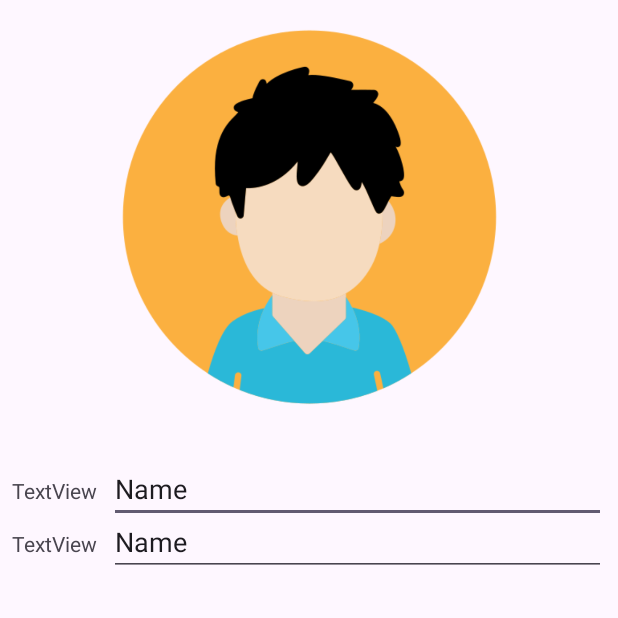
After one commit to dorshul/Assignment2-StudentApp, an Android app: the AddStudentActivity screen opened directly, with no data from a screen before it, on a phone screen of 412 x 824 dp, the top half of it. The commit adds this screen. Run offline under Robolectric (Android 15) with nearby library versions, the phone set to English and light mode, and no system bars.

Commit message:
feat(): add basic screen for add user

```diff
--- a/app/src/main/AndroidManifest.xml
+++ b/app/src/main/AndroidManifest.xml
@@ -13,10 +13,11 @@
         android:theme="@style/Theme.Assignment2_StudentApp"
         tools:targetApi="31">
         <activity
+            android:name=".AddStudentActivity"
+            android:exported="false" />
+        <activity
             android:name=".StudentDetailsActivity"
-            android:exported="true">
-
-        </activity>
+            android:exported="true"></activity>
         <activity
             android:name=".StudentsRecyclerViewActivity"
             android:exported="true">
--- /dev/null
+++ b/app/src/main/java/com/example/assignment2_studentapp/AddStudentActivity.kt
@@ -0,0 +1,22 @@
+package com.example.assignment2_studentapp
+
+import android.os.Bundle
+import androidx.activity.enableEdgeToEdge
+import androidx.appcompat.app.AppCompatActivity
+import androidx.core.view.ViewCompat
+import androidx.core.view.WindowInsetsCompat
+
+class AddStudentActivity : AppCompatActivity() {
+    override fun onCreate(savedInstanceState: Bundle?) {
+        super.onCreate(savedInstanceState)
+        enableEdgeToEdge()
+        setContentView(R.layout.activity_add_student)
+        ViewCompat.setOnApplyWindowInsetsListener(findViewById(R.id.main)) { v, insets ->
+            val systemBars = insets.getInsets(WindowInsetsCompat.Type.systemBars())
+            v.setPadding(systemBars.left, systemBars.top, systemBars.right, systemBars.bottom)
+            insets
+        }
+
+
+    }
+}
--- a/app/src/main/java/com/example/assignment2_studentapp/StudentsRecyclerViewActivity.kt
+++ b/app/src/main/java/com/example/assignment2_studentapp/StudentsRecyclerViewActivity.kt
@@ -3,6 +3,8 @@ package com.example.assignment2_studentapp
 import android.content.Intent
 import android.os.Bundle
 import android.util.Log
+import android.view.View
+import android.widget.Button
 import androidx.activity.enableEdgeToEdge
 import androidx.appcompat.app.AppCompatActivity
 import androidx.core.view.ViewCompat
@@ -29,6 +31,20 @@ class StudentsRecyclerViewActivity : AppCompatActivity() {
             insets
         }
 
+        class Listener : View.OnClickListener {
+            override fun onClick(p0: View?) {
+                TODO("Not yet implemented")
+            }
+
+        }
+
+        val addStudentButton: Button = findViewById(R.id.student_details_add_student_button)
+        addStudentButton.setOnClickListener {
+            val intent = Intent(this, AddStudentActivity::class.java)
+            startActivity(intent)
+        }
+
+
         students = Model.shared.students
         val recyclerView: RecyclerView = findViewById(R.id.students_recycler_view)
         recyclerView.setHasFixedSize(true)
--- /dev/null
+++ b/app/src/main/res/layout/activity_add_student.xml
@@ -0,0 +1,63 @@
+<?xml version="1.0" encoding="utf-8"?>
+<androidx.constraintlayout.widget.ConstraintLayout xmlns:android="http://schemas.android.com/apk/res/android"
+    xmlns:app="http://schemas.android.com/apk/res-auto"
+    xmlns:tools="http://schemas.android.com/tools"
+    android:id="@+id/main"
+    android:layout_width="match_parent"
+    android:layout_height="match_parent"
+    tools:context=".AddStudentActivity">
+
+    <ImageView
+        android:id="@+id/imageView2"
+        android:layout_width="274dp"
+        android:layout_height="289dp"
+        app:layout_constraintEnd_toEndOf="parent"
+        app:layout_constraintStart_toStartOf="parent"
+        app:layout_constraintTop_toTopOf="parent"
+        app:srcCompat="@drawable/avatar" />
+
+    <TextView
+        android:id="@+id/textView6"
+        android:layout_width="wrap_content"
+        android:layout_height="wrap_content"
+        android:layout_marginStart="8dp"
+        android:layout_marginTop="28dp"
+        android:text="TextView"
+        app:layout_constraintStart_toStartOf="parent"
+        app:layout_constraintTop_toBottomOf="@+id/imageView2" />
+
+    <EditText
+        android:id="@+id/editTextText5"
+        android:layout_width="0dp"
+        android:layout_height="wrap_content"
+        android:layout_marginStart="8dp"
+        android:layout_marginEnd="8dp"
+        android:ems="10"
+        android:inputType="text"
+        android:text="Name"
+        app:layout_constraintBaseline_toBaselineOf="@+id/textView6"
+        app:layout_constraintEnd_toEndOf="parent"
+        app:layout_constraintStart_toEndOf="@+id/textView6" />
+
+    <TextView
+        android:id="@+id/textView7"
+        android:layout_width="wrap_content"
+        android:layout_height="wrap_content"
+        android:layout_marginTop="16dp"
+        android:text="TextView"
+        app:layout_constraintStart_toStartOf="@+id/textView6"
+        app:layout_constraintTop_toBottomOf="@+id/textView6" />
+
+    <EditText
+        android:id="@+id/editTextText6"
+        android:layout_width="0dp"
+        android:layout_height="wrap_content"
+        android:layout_marginStart="8dp"
+        android:layout_marginEnd="8dp"
+        android:ems="10"
+        android:inputType="text"
+        android:text="Name"
+        app:layout_constraintBaseline_toBaselineOf="@+id/textView7"
+        app:layout_constraintEnd_toEndOf="parent"
+        app:layout_constraintStart_toEndOf="@+id/textView7" />
+</androidx.constraintlayout.widget.ConstraintLayout>
```
